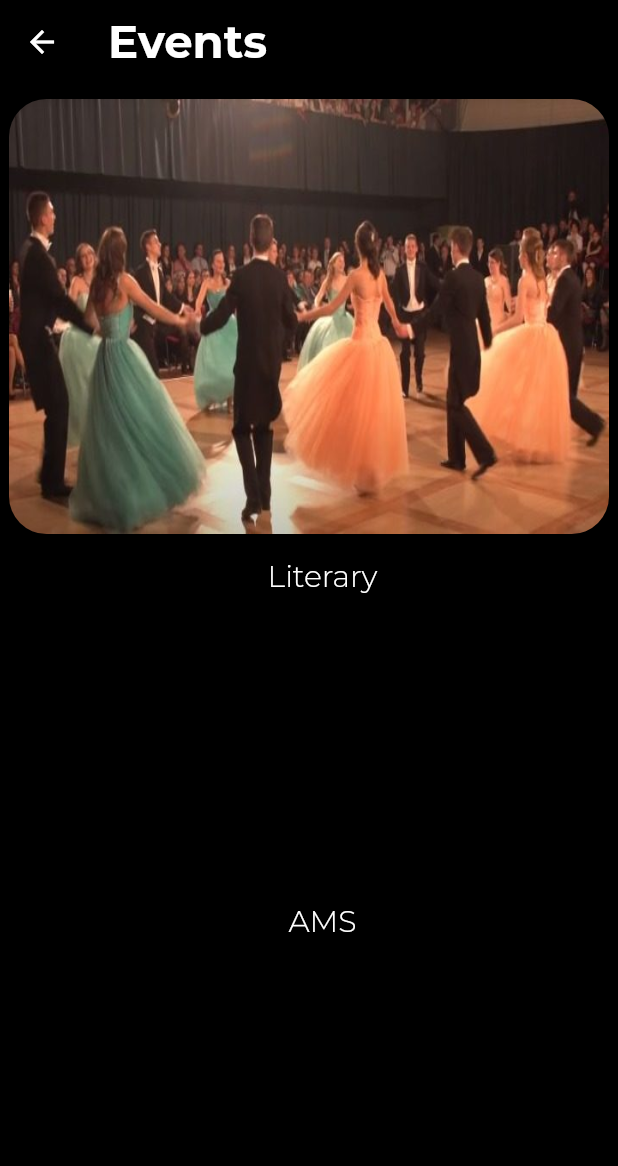
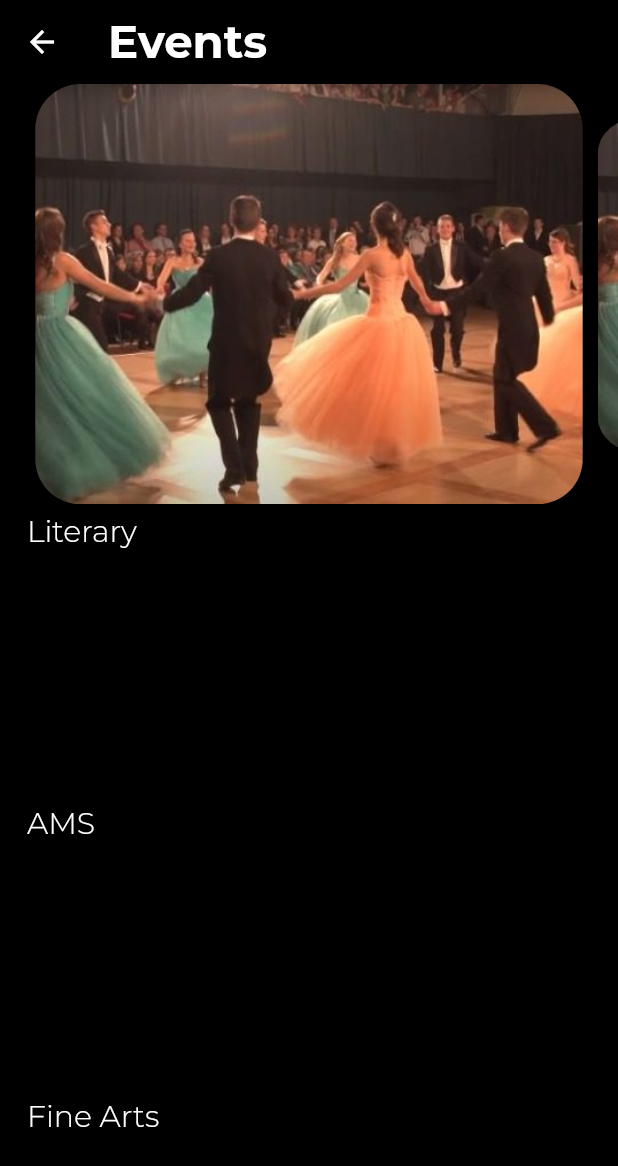
Before and after one commit to Prakriti-19/effervescence22, a Flutter app: the events screen opened directly, on a phone screen of 412 x 824 dp. Shown: the top 1166 px of the screen. Run offline on Flutter 3.47's test engine with Material 2 defaults, Android fonts, the phone set to English and light mode, and no system bars; our stand-ins replace cloud_firestore, firebase_core, google_fonts; accounts and stored records are empty.

Commit message:
event page slider added

```diff
--- /dev/null
+++ b/lib/screens/eventnew.dart
@@ -0,0 +1,84 @@
+import 'package:flutter/cupertino.dart';
+import 'package:flutter/material.dart';
+class Pro extends StatefulWidget {
+  const Pro({Key? key}) : super(key: key);
+
+  @override
+  _ProState createState() => _ProState();
+}
+List<String> image = ["images/bg.jpeg", "images/bg.jpeg", "images/bg.jpeg"];
+class _ProState extends State<Pro> {
+  PageController pageController=PageController(viewportFraction: 0.91);
+  var _cur = 0.0;
+  double _scaleFactor=0.8;
+  double height=220;
+  @override
+  void initState(){
+    super.initState();
+    pageController.addListener(() {
+      _cur = pageController.page!;
+      setState(() {
+        _cur = pageController.page!;
+      });
+    });
+  }
+  @override
+  void dispose(){
+    pageController.dispose();
+  }
+  Widget build(BuildContext context) {
+    return Container(
+       height:MediaQuery.of(context).size.height*0.34,
+      child: PageView.builder(
+         controller: pageController,
+          itemCount: 3,
+          itemBuilder: (context, position) {
+            return buildPageItem(position);
+          }),
+    );
+  }
+
+  Widget buildPageItem(int index) {
+    Matrix4 m=new Matrix4.identity();
+    if(index==_cur.floor()){
+      var currScale = 1-(_cur-index)*(1-_scaleFactor);
+      var curt=height*(1-currScale)/2;
+      m=Matrix4.diagonal3Values(1,currScale,1)..setTranslationRaw(0, curt, 0);
+    }
+    else if(index==_cur.floor()+1)
+      { var currScale = _scaleFactor+(_cur-index+1)*(1-_scaleFactor);
+        var curt=height*(1-currScale)/2;
+        m=Matrix4.diagonal3Values(1,currScale,1);
+        m=Matrix4.diagonal3Values(1,currScale,1)..setTranslationRaw(0, curt, 0);
+      }
+    else if(index==_cur.floor()-1)
+    {  var currScale = 1-(_cur-index)*(1-_scaleFactor);
+    var curt=height*(1-currScale)/2;
+    m=Matrix4.diagonal3Values(1,currScale,1);
+    m=Matrix4.diagonal3Values(1,currScale,1)..setTranslationRaw(0,curt, 0);
+    }
+    else
+    {
+      var currScale = 0.8;
+      m = Matrix4.diagonal3Values(1, currScale, 1)..setTranslationRaw(0,height*(1-currScale)/2, 0);
+    }
+
+    return Transform(
+      transform: m,
+      child: Stack(
+        children: [
+          Container(
+
+          //  width:MediaQuery.of(context).size.width ,
+            margin: EdgeInsets.only(left: 5, right: 5),
+            decoration: BoxDecoration(
+              borderRadius: BorderRadius.circular(30),
+              image: DecorationImage(
+                  image: AssetImage(image[index]), fit: BoxFit.cover),
+            ),
+          ),
+        ],
+      ),
+    );
+  }
+}
--- a/lib/screens/eventpage.dart
+++ b/lib/screens/eventpage.dart
@@ -22,18 +22,20 @@ class _eventpageState extends State<eventpage> {
           onTap: (){Navigator.push(context,
           MaterialPageRoute(builder: (context) => detail(profile: widget.profile, ind: widget.ind)));   },
       child: Padding(
-        padding: EdgeInsets.symmetric(horizontal: 10,vertical: 9),
+          padding: EdgeInsets.symmetric(horizontal: 7,vertical: 9),
                     child: Container(
                        decoration: new BoxDecoration(borderRadius: BorderRadius.all(Radius.circular(18))),
-                    height: 160,
+                      height: 140,
                       width: 130,
                       child: Stack(
                         children: [
                           Container(
-                            decoration: new BoxDecoration(borderRadius: BorderRadius.all(Radius.circular(18))),
+                              decoration: new BoxDecoration(borderRadius: BorderRadius.all(Radius.circular(18)),image: DecorationImage(
+          image: AssetImage('images/bg.jpeg'), fit: BoxFit.cover),
+      ),
                               width:MediaQuery.of(context).size.width * 0.36,
                               height:MediaQuery.of(context).size.height * 0.3,
-                            child: Image(image: AssetImage('images/bg.jpeg'),fit: BoxFit.cover,)),
+                              ),
                           Column(
                             children: [
                               SizedBox(
--- a/lib/screens/events.dart
+++ b/lib/screens/events.dart
@@ -1,10 +1,10 @@
 import 'dart:ui';
 import 'package:cloud_firestore/cloud_firestore.dart';
 import 'package:effervescence22/classes/eventprofile.dart';
+import 'package:effervescence22/screens/eventnew.dart';
 import 'package:effervescence22/screens/eventpage.dart';
 import 'package:flutter/cupertino.dart';
 import 'package:flutter/material.dart';
-import 'package:flutter_swiper/flutter_swiper.dart';
 import 'package:google_fonts/google_fonts.dart';
 
 class events extends StatefulWidget {
@@ -12,17 +12,7 @@ class events extends StatefulWidget {
   @override
   _eventsState createState() => _eventsState();
 }
-class CarouselModel{
-  String image;
-  CarouselModel(this.image);
 
-}
-List<CarouselModel> carousels= carouselData.map((item)=>CarouselModel(item['image']??'')).toList();
-var carouselData=[
-  {"image": "images/bg.jpeg"},
-  {"image": "images/bg.jpeg"},
-  {"image": "images/bg.jpeg"}
-];
 
 class _eventsState extends State<events> {
   @override
@@ -81,69 +71,13 @@ class _eventsState extends State<events> {
         body: SingleChildScrollView(
           child: Column(
               children: [
-                Stack(
-                  children: [
-                    Padding(
-                      padding: EdgeInsets.symmetric(horizontal: 6,vertical: 10),
-                      child: Container(
-                        width: MediaQuery.of(context).size.width,
-                        child: Container(
-                            width: MediaQuery.of(context).size.width,
-                            decoration: BoxDecoration(
-                              borderRadius: BorderRadius.circular(50),
-                            ),
-                            height: 290,
-                            child: Swiper(
-                              viewportFraction: 1,
-                              onIndexChanged: (index) {
-                                setState(() {
-                                  _current = index;
-                                });
-                              },
-                              autoplay: true,
-                              layout: SwiperLayout.DEFAULT,
-                              itemCount: carousels.length,
-                              itemBuilder: (BuildContext context, index) {
-                                return Container(
-                                  child: Padding(
-                                    padding: EdgeInsets.symmetric(horizontal: 10),
-                                    child: Container(
-                                      //padding: EdgeInsets.fromLTRB(20, 130, 6, 6),
-                                      child: Container(
-                                        padding: EdgeInsets.fromLTRB(0, 130, 140, 6),
-                                        decoration: BoxDecoration(
-                                          //color: Colors.pink,
-                                          shape: BoxShape.rectangle,
-                                          borderRadius: BorderRadius.circular(10.0),
-                                        ),
-                                      ),
-                                    ),
-                                  ),
-                                  decoration: BoxDecoration(
-                                      shape: BoxShape.rectangle,
-                                      borderRadius: BorderRadius.circular(25.0),
-                                      image: DecorationImage(
-                                          image: AssetImage(
-                                            carousels[index].image,
-                                          ),
-                                          fit: BoxFit.fill)),
-                                );
-                              },
-                            )),
-                      ),
-                    ),
-                    // Padding(
-                    //   padding: const EdgeInsets.fromLTRB(18, 6, 0,0),
-                    //   child: Text('EVENTS',style: TextStyle(color: Colors.white,fontWeight: FontWeight.bold,fontSize: 30),),
-                    // )
-                  ],
-                ),
+               Pro(),
                 Padding(
                   padding: const EdgeInsets.fromLTRB(18, 6, 0,0),
-                  child: Center(child: Text('Literary',style: TextStyle(color: Colors.white,fontWeight: FontWeight.w300,fontSize: 20),)),
+                  child: Align(alignment:Alignment.topLeft,child: Text('Literary',style: GoogleFonts.montserrat(textStyle:TextStyle(color: Colors.white,fontWeight: FontWeight.w300,fontSize: 20,),))),
                 ),
                 Container(
-                    height: 200,
+                    height: 165,
                       child: StreamBuilder<QuerySnapshot>(
                           stream: FirebaseFirestore.instance
                               .collection('Literature')
@@ -174,11 +108,11 @@ class _eventsState extends State<events> {
                 ),
                 Padding(
                   padding: const EdgeInsets.fromLTRB(18, 6, 0,0),
-                  child: Text('AMS',style: TextStyle(color: Colors.white,fontWeight: FontWeight.w300,fontSize: 20),),
+                  child: Align(alignment:Alignment.topLeft,child: Text('AMS',style: GoogleFonts.montserrat(textStyle:TextStyle(color: Colors.white,fontWeight: FontWeight.w300,fontSize: 20,),))),
                 ),
 
                 Container(
-                  height: 200,
+                  height: 165,
                       child: StreamBuilder<QuerySnapshot>(
                           stream: FirebaseFirestore.instance
                               .collection('AMS')
@@ -209,10 +143,10 @@ class _eventsState extends State<events> {
                 ),
                 Padding(
                   padding: const EdgeInsets.fromLTRB(18, 6, 0,0),
-                  child: Text('Arts',style: TextStyle(color: Colors.white,fontWeight: FontWeight.w300,fontSize: 20),),
+                  child: Align(alignment:Alignment.topLeft,child: Text('Fine Arts',style: GoogleFonts.montserrat(textStyle:TextStyle(color: Colors.white,fontWeight: FontWeight.w300,fontSize: 20,),))),
                 ),
                 Container(
-                  height: 170,
+                  height: 165,
                       child: StreamBuilder<QuerySnapshot>(
                           stream: FirebaseFirestore.instance
                               .collection('Fine Arts')
@@ -242,10 +176,10 @@ class _eventsState extends State<events> {
                     ),
                 Padding(
                   padding: const EdgeInsets.fromLTRB(18, 6, 0,0),
-                  child: Text('Dance',style: TextStyle(color: Colors.white,fontWeight: FontWeight.w300,fontSize: 20),),
+                  child: Align(alignment:Alignment.topLeft,child: Text('Dance',style: GoogleFonts.montserrat(textStyle:TextStyle(color: Colors.white,fontWeight: FontWeight.w300,fontSize: 20,),))),
                 ),
                 Container(
-                  height: 170,
+                  height: 165,
                   child: StreamBuilder<QuerySnapshot>(
                       stream: FirebaseFirestore.instance
                           .collection('Dance')
@@ -275,10 +209,10 @@ class _eventsState extends State<events> {
                 ),
                 Padding(
                   padding: const EdgeInsets.fromLTRB(18, 6, 0,0),
-                  child: Text('Dramatics',style: TextStyle(color: Colors.white,fontWeight: FontWeight.w300,fontSize: 20),),
+                  child: Align(alignment:Alignment.topLeft,child: Text('Dramatics',style: GoogleFonts.montserrat(textStyle:TextStyle(color: Colors.white,fontWeight: FontWeight.w300,fontSize: 20,),))),
                 ),
                 Container(
-                  height: 200,
+                  height: 165,
                   child: StreamBuilder<QuerySnapshot>(
                       stream: FirebaseFirestore.instance
                           .collection('Dramatics')
@@ -309,10 +243,10 @@ class _eventsState extends State<events> {
                 ),
                 Padding(
                   padding: const EdgeInsets.fromLTRB(18, 6, 0,0),
-                  child: Text('Music',style: TextStyle(color: Colors.white,fontWeight: FontWeight.w300,fontSize: 20),),
+                  child: Align(alignment:Alignment.topLeft,child: Text('Music',style: GoogleFonts.montserrat(textStyle:TextStyle(color: Colors.white,fontWeight: FontWeight.w300,fontSize: 20,),))),
                 ),
                 Container(
-                  height: 200,
+                  height: 165,
                   child: StreamBuilder<QuerySnapshot>(
                       stream: FirebaseFirestore.instance
                           .collection('Music')
@@ -343,10 +277,10 @@ class _eventsState extends State<events> {
                 ),
                 Padding(
                   padding: const EdgeInsets.fromLTRB(18, 6, 0,0),
-                  child: Text('Gaming',style: TextStyle(color: Colors.white,fontWeight: FontWeight.w300,fontSize: 20),),
+                  child: Align(alignment:Alignment.topLeft,child: Text('Gaming',style: GoogleFonts.montserrat(textStyle:TextStyle(color: Colors.white,fontWeight: FontWeight.w300,fontSize: 20,),))),
                 ),
                 Container(
-                  height: 200,
+                  height: 165,
                   child: StreamBuilder<QuerySnapshot>(
                       stream: FirebaseFirestore.instance
                           .collection('Gaming')
@@ -377,10 +311,10 @@ class _eventsState extends State<events> {
                 ),
                 Padding(
                   padding: const EdgeInsets.fromLTRB(18, 6, 0,0),
-                  child: Text('Informal',style: TextStyle(color: Colors.white,fontWeight: FontWeight.w300,fontSize: 20),),
+                  child: Align(alignment:Alignment.topLeft,child: Text('Informal',style: GoogleFonts.montserrat(textStyle:TextStyle(color: Colors.white,fontWeight: FontWeight.w300,fontSize: 20,),))),
                 ),
                 Container(
-                  height: 200,
+                  height: 165,
                   child: StreamBuilder<QuerySnapshot>(
                       stream: FirebaseFirestore.instance
                           .collection('Informal')
--- a/lib/screens/merchpage.dart
+++ b/lib/screens/merchpage.dart
@@ -18,21 +18,29 @@ class _merchpageState extends State<merchpage> {
 
   Widget build(BuildContext context) {
 
-    return InkWell(
+    return Padding(
+
+      padding: EdgeInsets.symmetric(horizontal: 5,vertical: 8),
+      child: Container(
+        decoration: new BoxDecoration(color: Colors.grey[900],borderRadius: BorderRadius.all(Radius.circular(20))),
+        child: InkWell(
           onTap: (){Navigator.push(context,
         MaterialPageRoute(builder: (context) => merchdetail(profile: widget.profile, ind: widget.ind,)));   },
           child: Padding(
-          padding: EdgeInsets.symmetric(horizontal: 7,vertical: 10),
+              padding: EdgeInsets.symmetric(horizontal: 5,vertical: 8),
               child: Stack(children: <Widget>[
                 Container(
                   decoration: new BoxDecoration(color: Colors.grey[900],borderRadius: BorderRadius.all(Radius.circular(20))),
                   child: Material(
                       color: Colors.grey[900],
-                  child:Row( mainAxisAlignment: MainAxisAlignment.start,
+                      child:Row(
+                        mainAxisAlignment: MainAxisAlignment.start,
                         crossAxisAlignment:CrossAxisAlignment.start ,
                         children: [
-                      SizedBox(width: MediaQuery.of(context).size.width * 0.025,),
+                          SizedBox(width: MediaQuery.of(context).size.width * 0.020,),
                           Column(
+                            mainAxisAlignment: MainAxisAlignment.start,
+                            crossAxisAlignment:CrossAxisAlignment.start ,
                             children: [
                               SizedBox(height: MediaQuery.of(context).size.width * 0.032,),
                               Container(
@@ -45,7 +53,7 @@ class _merchpageState extends State<merchpage> {
                               ),
                   SizedBox(height: MediaQuery.of(context).size.width * 0.015,),
                   Container(
-                width: MediaQuery.of(context).size.width * 0.5,
+                    width: MediaQuery.of(context).size.width * 0.6,
                     child: Text(
                       '${widget.profile.type.toUpperCase()} ',
                       style: TextStyle(fontWeight: FontWeight.w300, fontSize: 16,color: Colors.white),
@@ -61,6 +69,8 @@ class _merchpageState extends State<merchpage> {
                               ),
                               SizedBox(height: MediaQuery.of(context).size.width * 0.025,),
                               Row(
+                                mainAxisAlignment: MainAxisAlignment.start,
+                                crossAxisAlignment:CrossAxisAlignment.start ,
                                 children: [
                                   Container(width: MediaQuery.of(context).size.width * 0.035,child: Image(image: AssetImage('images/rupee.png'),fit: BoxFit.fill,)),
                                   Container(
@@ -84,6 +94,8 @@ class _merchpageState extends State<merchpage> {
                      ),
                 ),
           ])),
+        ),
+      ),
     );
   }
 }
```
Lines whose indentation alone changed are shown as unchanged.
